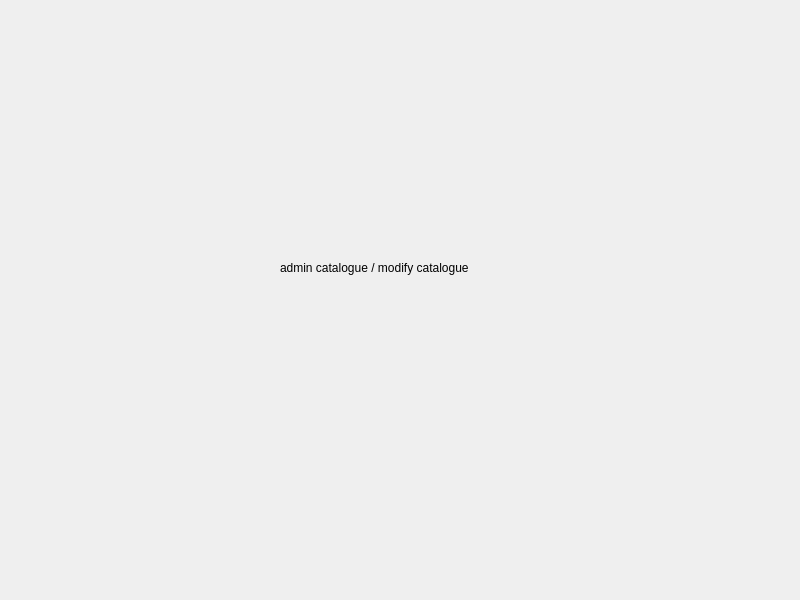
Old version of the form admin_catalogue_screen.ui in the repository MrCooperGit/Assessment-2_Library-Management-System.
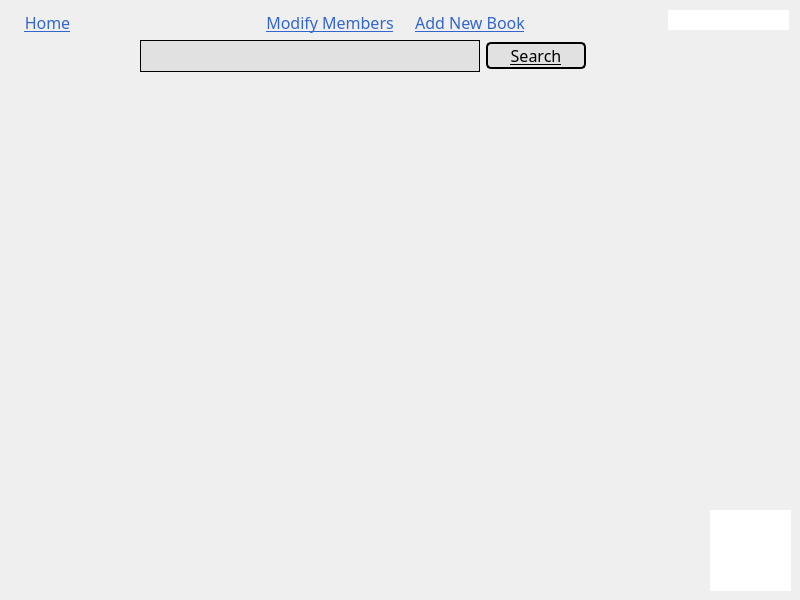
New version of the form.

Commit message: drafted layout screens

What changed in the file:
```diff
--- a/admin_catalogue_screen.ui
+++ b/admin_catalogue_screen.ui
@@ -13,18 +13,207 @@
   <property name="windowTitle">
    <string>Form</string>
   </property>
-  <widget class="QLabel" name="label">
+  <property name="layoutDirection">
+   <enum>Qt::LeftToRight</enum>
+  </property>
+  <widget class="QLabel" name="label_title">
    <property name="geometry">
     <rect>
-     <x>280</x>
-     <y>260</y>
-     <width>211</width>
-     <height>16</height>
+     <x>710</x>
+     <y>510</y>
+     <width>81</width>
+     <height>81</height>
     </rect>
    </property>
+   <property name="styleSheet">
+    <string notr="true">background-color: rgb(255, 255, 255);</string>
+   </property>
    <property name="text">
-    <string>admin catalogue / modify catalogue</string>
+    <string/>
    </property>
+   <property name="scaledContents">
+    <bool>false</bool>
+   </property>
+  </widget>
+  <widget class="QLabel" name="label_username">
+   <property name="geometry">
+    <rect>
+     <x>668</x>
+     <y>10</y>
+     <width>121</width>
+     <height>20</height>
+    </rect>
+   </property>
+   <property name="layoutDirection">
+    <enum>Qt::LeftToRight</enum>
+   </property>
+   <property name="styleSheet">
+    <string notr="true">text-align: right;
+background-color: rgb(255, 255, 255);
+</string>
+   </property>
+   <property name="text">
+    <string/>
+   </property>
+  </widget>
+  <widget class="QPushButton" name="pushButton_home">
+   <property name="geometry">
+    <rect>
+     <x>10</x>
+     <y>10</y>
+     <width>75</width>
+     <height>24</height>
+    </rect>
+   </property>
+   <property name="font">
+    <font>
+     <family>Italic Outline Art</family>
+     <pointsize>12</pointsize>
+     <bold>false</bold>
+     <underline>true</underline>
+    </font>
+   </property>
+   <property name="cursor">
+    <cursorShape>PointingHandCursor</cursorShape>
+   </property>
+   <property name="styleSheet">
+    <string notr="true">background-color: 0;
+border-radius: 15px;
+border-color: 0;
+color: #3366CC;
+</string>
+   </property>
+   <property name="text">
+    <string>Home</string>
+   </property>
+  </widget>
+  <widget class="QPushButton" name="pushButton_modifyMembers">
+   <property name="geometry">
+    <rect>
+     <x>260</x>
+     <y>10</y>
+     <width>140</width>
+     <height>24</height>
+    </rect>
+   </property>
+   <property name="font">
+    <font>
+     <family>Italic Outline Art</family>
+     <pointsize>12</pointsize>
+     <bold>false</bold>
+     <underline>true</underline>
+    </font>
+   </property>
+   <property name="cursor">
+    <cursorShape>PointingHandCursor</cursorShape>
+   </property>
+   <property name="styleSheet">
+    <string notr="true">background-color: 0;
+border-radius: 15px;
+border-color: 0;
+color: #3366CC;
+</string>
+   </property>
+   <property name="text">
+    <string>Modify Members</string>
+   </property>
+  </widget>
+  <widget class="QPushButton" name="pushButton_addNewBook">
+   <property name="geometry">
+    <rect>
+     <x>400</x>
+     <y>10</y>
+     <width>140</width>
+     <height>24</height>
+    </rect>
+   </property>
+   <property name="font">
+    <font>
+     <family>Italic Outline Art</family>
+     <pointsize>12</pointsize>
+     <bold>false</bold>
+     <underline>true</underline>
+    </font>
+   </property>
+   <property name="cursor">
+    <cursorShape>PointingHandCursor</cursorShape>
+   </property>
+   <property name="styleSheet">
+    <string notr="true">background-color: 0;
+border-radius: 15px;
+border-color: 0;
+color: #3366CC;
+</string>
+   </property>
+   <property name="text">
+    <string>Add New Book</string>
+   </property>
+  </widget>
+  <widget class="QWidget" name="layoutWidget">
+   <property name="geometry">
+    <rect>
+     <x>140</x>
+     <y>40</y>
+     <width>524</width>
+     <height>44</height>
+    </rect>
+   </property>
+   <layout class="QHBoxLayout" name="horizontalLayout">
+    <property name="sizeConstraint">
+     <enum>QLayout::SetFixedSize</enum>
+    </property>
+    <property name="leftMargin">
+     <number>0</number>
+    </property>
+    <item>
+     <widget class="QLineEdit" name="lineEdit">
+      <property name="minimumSize">
+       <size>
+        <width>340</width>
+        <height>32</height>
+       </size>
+      </property>
+      <property name="styleSheet">
+       <string notr="true">background-color: #E1E1E1;
+border: 1px solid #000000;
+
+</string>
+      </property>
+     </widget>
+    </item>
+    <item>
+     <widget class="QPushButton" name="pushButton_search">
+      <property name="minimumSize">
+       <size>
+        <width>100</width>
+        <height>0</height>
+       </size>
+      </property>
+      <property name="font">
+       <font>
+        <family>Italic Outline Art</family>
+        <pointsize>12</pointsize>
+        <italic>false</italic>
+        <bold>false</bold>
+        <underline>true</underline>
+       </font>
+      </property>
+      <property name="cursor">
+       <cursorShape>PointingHandCursor</cursorShape>
+      </property>
+      <property name="styleSheet">
+       <string notr="true">background-color: #E1E1E1;
+border-radius: 5px;
+border: 2px solid #000000;
+
+</string>
+      </property>
+      <property name="text">
+       <string>Search</string>
+      </property>
+     </widget>
+    </item>
+   </layout>
   </widget>
  </widget>
  <resources/>
```
The commit also changes 23 other files.
